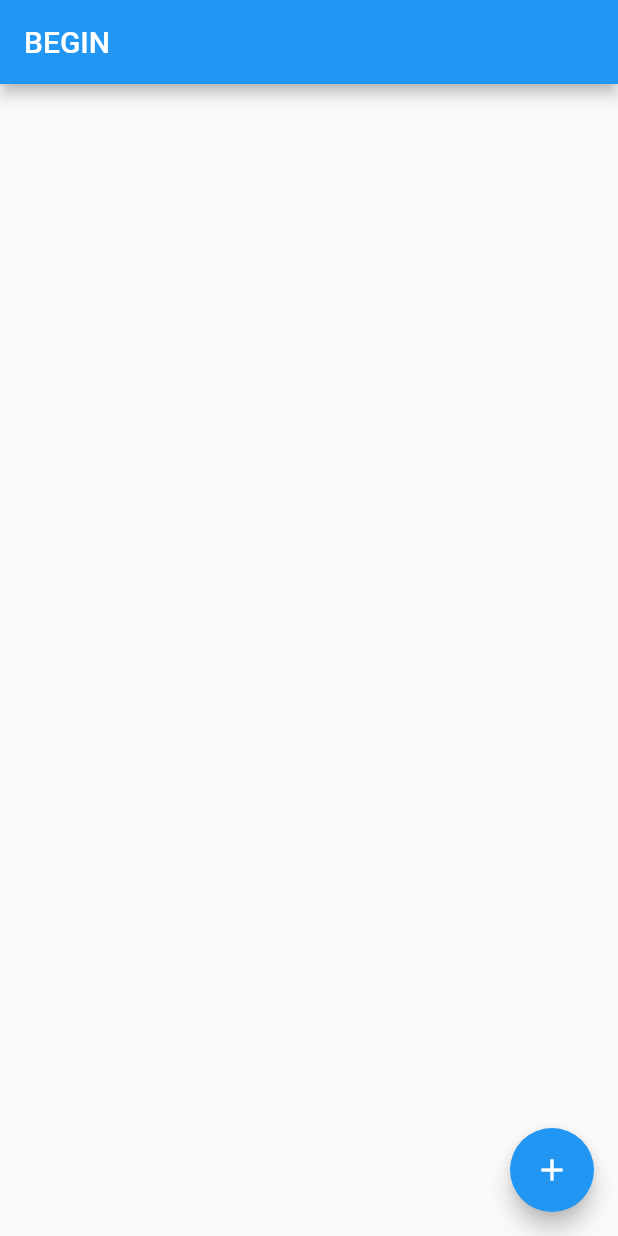
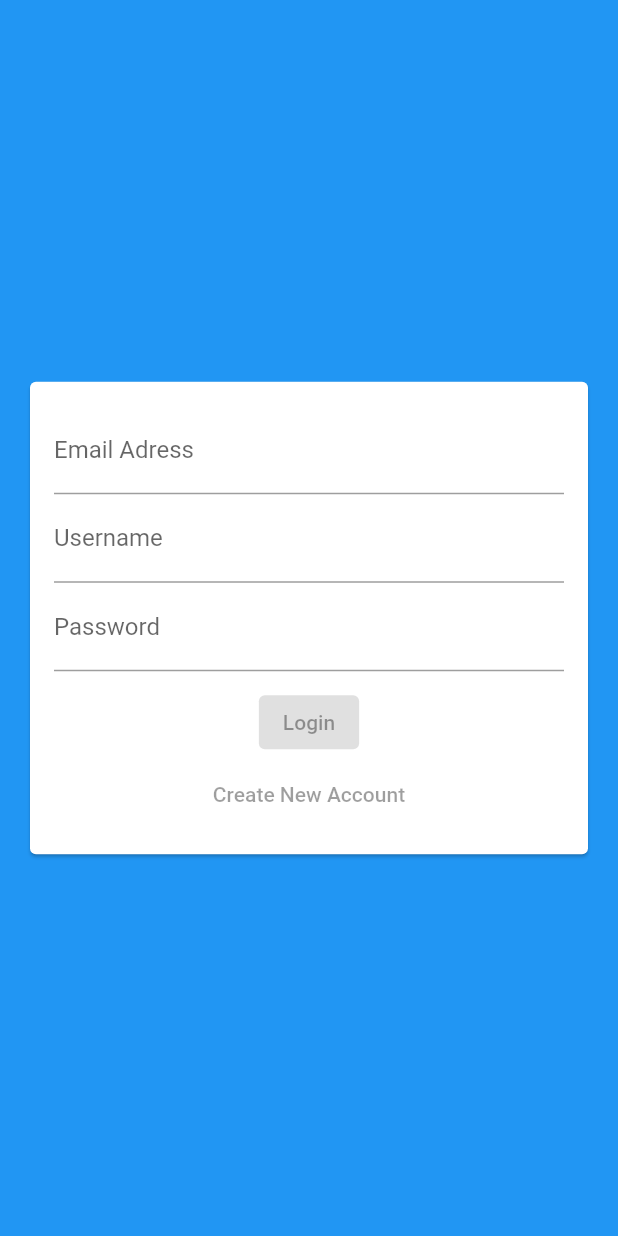
Before and after one commit to gaurav1903/ChatApp, a Flutter app: the screen it shows after launch, on a phone screen of 412 x 824 dp. Run offline on Flutter 3.47's test engine with Material 2 defaults, Android fonts, the light colour scheme and no system bars; our stand-ins replace cloud_firestore, firebase_core; accounts and stored records are empty.

Commit message:
login screen

```diff
--- /dev/null
+++ b/lib/Auth_Screen.dart
@@ -0,0 +1,19 @@
+import 'package:chat_app/auth_form.dart';
+import 'package:flutter/material.dart';
+
+class AuthScreen extends StatefulWidget {
+  const AuthScreen({Key? key}) : super(key: key);
+
+  @override
+  _AuthScreenState createState() => _AuthScreenState();
+}
+
+class _AuthScreenState extends State<AuthScreen> {
+  @override
+  Widget build(BuildContext context) {
+    return Scaffold(
+      backgroundColor: Colors.blue,
+      body: AuthForm(),
+    );
+  }
+}
--- a/lib/ChatScreen.dart
+++ b/lib/ChatScreen.dart
@@ -42,7 +42,9 @@ class _ChatScreenState extends State<ChatScreen> {
                   );
           }),
       floatingActionButton: FloatingActionButton(
-        onPressed: null,
+        onPressed: () => FirebaseFirestore.instance
+            .collection('/chats/dJ2fGitAdiSSzupLpoRG/messages')
+            .add({'text': 'added here'}),
         child: const Icon(Icons.add),
       ),
     );
--- /dev/null
+++ b/lib/auth_form.dart
@@ -0,0 +1,44 @@
+import 'package:flutter/material.dart';
+
+class AuthForm extends StatefulWidget {
+  const AuthForm({Key? key}) : super(key: key);
+
+  @override
+  _AuthFormState createState() => _AuthFormState();
+}
+
+class _AuthFormState extends State<AuthForm> {
+  @override
+  Widget build(BuildContext context) {
+    return Center(
+      child: Card(
+        margin: EdgeInsets.all(20),
+        child: SingleChildScrollView(
+          child: Padding(
+            padding: EdgeInsets.all(16),
+            child: Form(
+                child: Column(
+              mainAxisSize: MainAxisSize.min,
+              children: [
+                TextFormField(
+                  keyboardType: TextInputType.emailAddress,
+                  decoration: InputDecoration(labelText: 'Email Adress'),
+                ),
+                TextFormField(
+                  decoration: InputDecoration(labelText: 'Username'),
+                ),
+                TextFormField(
+                  obscureText: true,
+                  decoration: InputDecoration(labelText: 'Password'),
+                ),
+                SizedBox(height: 10),
+                ElevatedButton(onPressed: null, child: Text('Login')),
+                TextButton(onPressed: null, child: Text('Create New Account')),
+              ],
+            )),
+          ),
+        ),
+      ),
+    );
+  }
+}
--- a/lib/main.dart
+++ b/lib/main.dart
@@ -1,5 +1,6 @@
 import 'package:flutter/material.dart';
 import 'ChatScreen.dart';
+import 'package:chat_app/Auth_Screen.dart';
 
 void main() {
   runApp(const MyApp());
@@ -25,7 +26,7 @@ class MyApp extends StatelessWidget {
         // is not restarted.
         primarySwatch: Colors.blue,
       ),
-      home: const ChatScreen(),
+      home: const AuthScreen(),
     );
   }
 }
```
